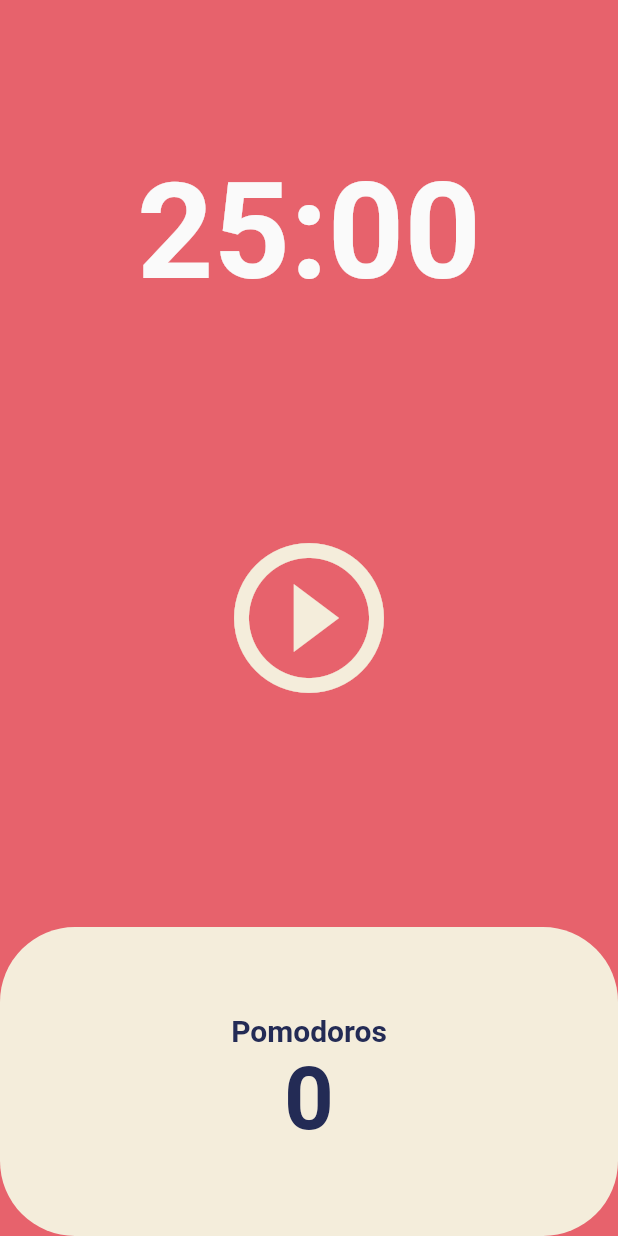
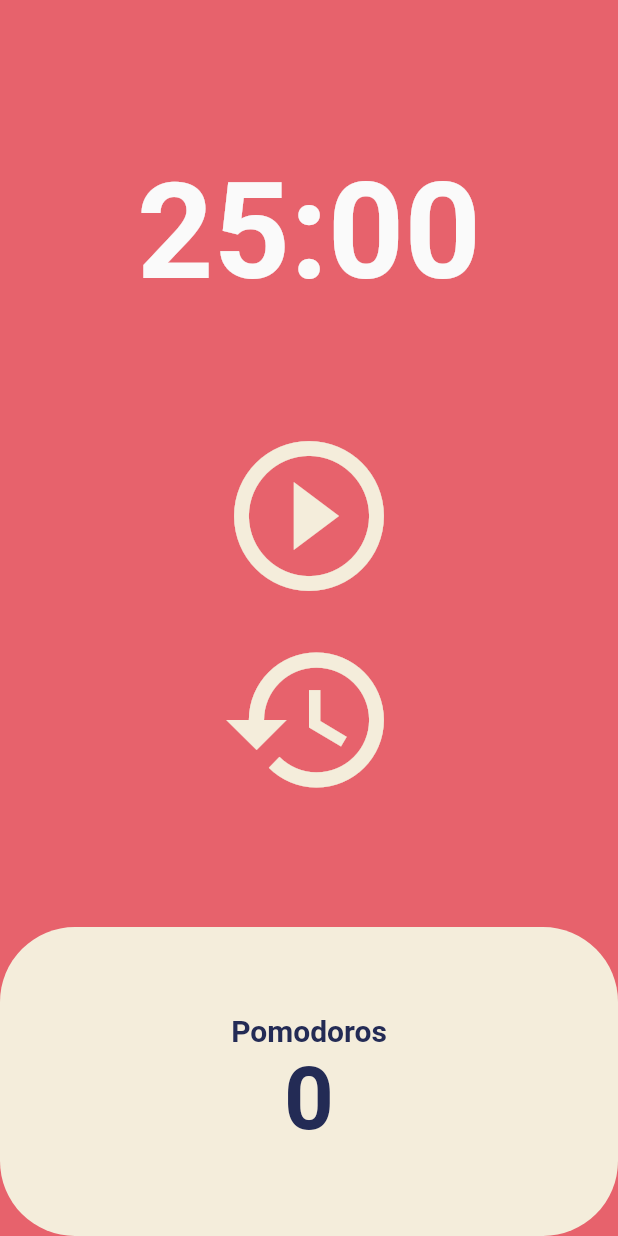
Before and after one commit to roykang75/flutter-nomad-pomodoro, a Flutter app: the screen it shows after launch, on a phone screen of 412 x 824 dp. Run offline on Flutter 3.47's test engine with Material 2 defaults, Android fonts, the phone set to English and light mode, and no system bars.

Commit message:
Update home_screen.dart
code challenge

```diff
--- a/lib/screens/home_screen.dart
+++ b/lib/screens/home_screen.dart
@@ -47,6 +47,12 @@ class _HomeScreenState extends State<HomeScreen> {
     });
   }
 
+  void onResetPressed() {
+    setState(() {
+      totalSeconds = twentyFiveMinutes;
+    });
+  }
+
   String format(int seconds) {
     var duration = Duration(seconds: seconds);
 
@@ -75,7 +81,10 @@ class _HomeScreenState extends State<HomeScreen> {
           ),
           Flexible(
             flex: 2,
-            child: Center(
+            child: Column(
+              mainAxisAlignment: MainAxisAlignment.center,
+              children: [
+                Center(
                   child: IconButton(
                     iconSize: 120,
                     color: Theme.of(context).cardColor,
@@ -84,6 +93,16 @@ class _HomeScreenState extends State<HomeScreen> {
                         ? Icons.pause_circle_outline
                         : Icons.play_circle_outline),
                   ),
+                ),
+                Center(
+                  child: IconButton(
+                    iconSize: 120,
+                    color: Theme.of(context).cardColor,
+                    onPressed: onResetPressed,
+                    icon: const Icon(Icons.restore_outlined),
+                  ),
+                ),
+              ],
             ),
           ),
           Flexible(
```
Lines whose indentation alone changed are shown as unchanged.
